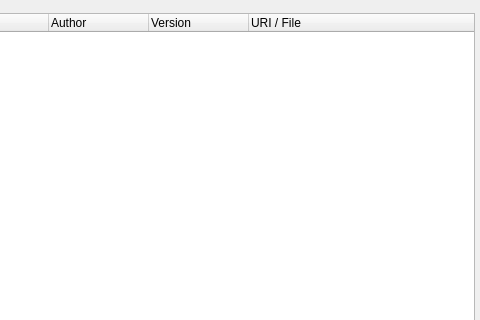
This is src/muse/components/synthdialogbase.ui in emrum/muse as Qt 5 draws it before an edit; both pictures show x 257 to 737 and y 0 to 320 of the 737 by 537 pixel window. The edited form follows.
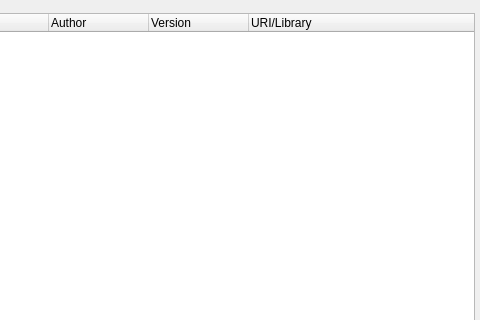
This is the edited form.

Commit message: Improve plugin dialog UI

```diff
--- a/src/muse/components/synthdialogbase.ui
+++ b/src/muse/components/synthdialogbase.ui
@@ -99,7 +99,7 @@
        </column>
        <column>
         <property name="text">
-         <string>URI / File</string>
+         <string>URI/Library</string>
         </property>
        </column>
       </widget>
```
The commit also changes 3 other files.
